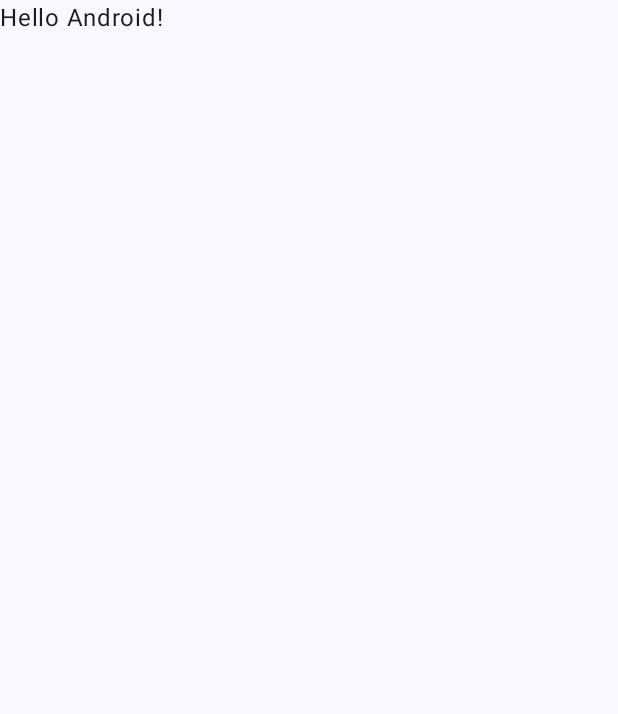
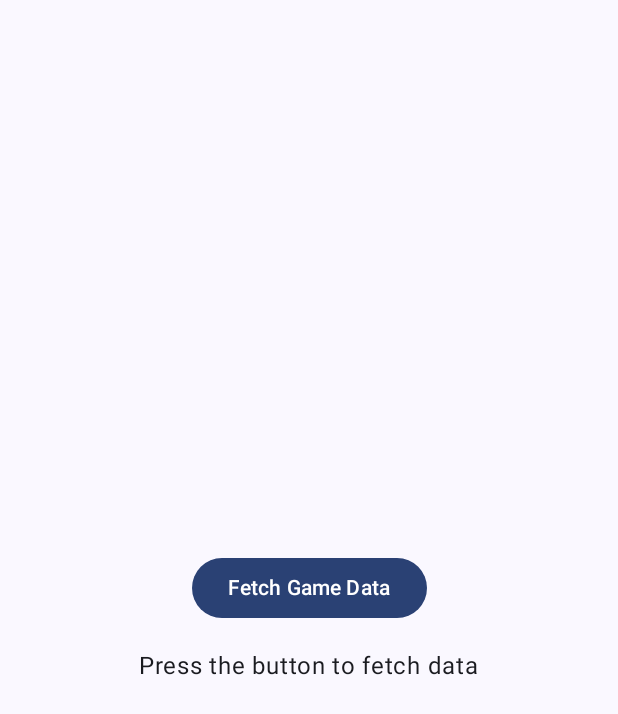
Before and after one commit to Eternal-Return-toy-project/eternal-return-toy, an Android app built with Jetpack Compose: the screen it shows after launch (MainActivity), on a phone screen of 412 x 824 dp. Before the commit the part shown is almost empty. Shown: the top 714 px of the screen. Run offline under Robolectric (Android 15) with nearby library versions, the phone set to English and light mode, and no system bars.

```diff
--- a/app/src/main/AndroidManifest.xml
+++ b/app/src/main/AndroidManifest.xml
@@ -1,6 +1,8 @@
 <?xml version="1.0" encoding="utf-8"?>
 <manifest xmlns:android="http://schemas.android.com/apk/res/android"
     xmlns:tools="http://schemas.android.com/tools">
+
+    <uses-permission android:name="android.permission.INTERNET"/>
 
     <application
         android:allowBackup="true"
--- a/app/src/main/java/com/eternalreturntoy/MainActivity.kt
+++ b/app/src/main/java/com/eternalreturntoy/MainActivity.kt
@@ -3,13 +3,18 @@ package com.eternalreturntoy
 import android.os.Bundle
 import androidx.activity.ComponentActivity
 import androidx.activity.compose.setContent
-import androidx.compose.foundation.layout.fillMaxSize
+import androidx.compose.foundation.layout.*
+import androidx.compose.material3.Button
 import androidx.compose.material3.MaterialTheme
 import androidx.compose.material3.Surface
 import androidx.compose.material3.Text
-import androidx.compose.runtime.Composable
+import androidx.compose.runtime.*
+import androidx.compose.ui.Alignment
 import androidx.compose.ui.Modifier
 import androidx.compose.ui.tooling.preview.Preview
+import androidx.compose.ui.unit.dp
+import androidx.lifecycle.viewmodel.compose.viewModel
+import com.eternalreturntoy.presentation.GameDataViewModel
 import com.eternalreturntoy.ui.theme.EternalReturnToyTheme
 
 class MainActivity : ComponentActivity() {
@@ -17,12 +22,11 @@ class MainActivity : ComponentActivity() {
         super.onCreate(savedInstanceState)
         setContent {
             EternalReturnToyTheme {
-                // A surface container using the 'background' color from the theme
                 Surface(
                     modifier = Modifier.fillMaxSize(),
                     color = MaterialTheme.colorScheme.background
                 ) {
-                    Greeting("Android")
+                    MainScreen()
                 }
             }
         }
@@ -30,17 +34,32 @@ class MainActivity : ComponentActivity() {
 }
 
 @Composable
-fun Greeting(name: String, modifier: Modifier = Modifier) {
-    Text(
-        text = "Hello $name!",
-        modifier = modifier
-    )
+fun MainScreen(viewModel: GameDataViewModel = viewModel()) {
+    var message by remember { mutableStateOf("Press the button to fetch data") }
+
+    Column(
+        modifier = Modifier.fillMaxSize().padding(16.dp),
+        verticalArrangement = Arrangement.Center,
+        horizontalAlignment = Alignment.CenterHorizontally
+    ) {
+        Button(onClick = {
+            viewModel.fetchDataByMetaType("hash")
+            val response = viewModel.gameDataResponse.value
+            message = response?.body()?.toString() ?: viewModel.error.value.toString()
+        }) {
+            Text(text = "Fetch Game Data")
+        }
+
+        Spacer(modifier = Modifier.height(16.dp))
+
+        Text(text = message)
+    }
 }
 
 @Preview(showBackground = true)
 @Composable
-fun GreetingPreview() {
+fun MainScreenPreview() {
     EternalReturnToyTheme {
-        Greeting("Android")
+        MainScreen()
     }
 }
--- /dev/null
+++ b/app/src/main/java/com/eternalreturntoy/data/remote/ApiClient.kt
@@ -0,0 +1,21 @@
+package com.eternalreturntoy.data.remote
+
+import okhttp3.OkHttpClient
+import retrofit2.Retrofit
+import retrofit2.converter.gson.GsonConverterFactory
+
+object ApiClient {
+    private const val BASE_URL = "https://open-api.bser.io"
+
+    private val okHttpClient = OkHttpClient.Builder()
+        .addInterceptor(ApiKeyInterceptor())
+        .build()
+
+    private val retrofit = Retrofit.Builder()
+        .baseUrl(BASE_URL)
+        .client(okHttpClient)
+        .addConverterFactory(GsonConverterFactory.create())
+        .build()
+
+    val api: EternalReturnAPI = retrofit.create(EternalReturnAPI::class.java)
+}
--- /dev/null
+++ b/app/src/main/java/com/eternalreturntoy/data/remote/ApiKeyInterceptor.kt
@@ -0,0 +1,15 @@
+package com.eternalreturntoy.data.remote
+
+import okhttp3.Interceptor
+import okhttp3.Response
+import com.eternalreturntoy.BuildConfig
+
+class ApiKeyInterceptor : Interceptor {
+    override fun intercept(chain: Interceptor.Chain): Response {
+        val original = chain.request()
+        val requestBuilder = original.newBuilder()
+            .header("x-api-key", BuildConfig.ETERNAL_RETURN_API_KEY)
+        val request = requestBuilder.build()
+        return chain.proceed(request)
+    }
+}
--- /dev/null
+++ b/app/src/main/java/com/eternalreturntoy/data/remote/EternalReturnAPI.kt
@@ -0,0 +1,30 @@
+package com.eternalreturntoy.data.remote
+
+import com.eternalreturntoy.data.remote.models.DataResponse
+import com.eternalreturntoy.data.remote.models.GamesResponse
+import com.eternalreturntoy.data.remote.models.TopRankersResponse
+import retrofit2.Response
+import retrofit2.http.GET
+import retrofit2.http.Path
+import retrofit2.http.Query
+
+interface EternalReturnAPI {
+    @GET("/v1/rank/top/{seasonId}/{matchingTeamMode}")
+    suspend fun fetchTopRankers(
+        @Path("seasonId") seasonId: String,
+        @Path("matchingTeamMode") matchingTeamMode: String,
+    ): Response<TopRankersResponse>
+
+
+    @GET("/v1/data/{metaType}")
+    suspend fun fetchDataByMetaType(
+        @Path("metaType") metaType: String,
+    ): Response<DataResponse>
+
+    @GET("/v1/games/{gameId}")
+    suspend fun fetchUserGamesByGameId(
+        @Path("gameId") gameId: String,
+        @Query("next") next: String?
+    ): Response<GamesResponse>
+
+}
--- /dev/null
+++ b/app/src/main/java/com/eternalreturntoy/data/remote/models/ErrorResponse.kt
@@ -0,0 +1,6 @@
+package com.eternalreturntoy.data.remote.models
+
+data class ErrorResponse(
+    val code: Int,
+    val message: String
+)
--- a/gradle.properties
+++ b/gradle.properties
@@ -21,3 +21,4 @@ kotlin.code.style=official
 # resources declared in the library itself and none from the library's dependencies,
 # thereby reducing the size of the R class for that library
 android.nonTransitiveRClass=true
+ETERNAL_RETURN_API_KEY=P1bm59dKjQ2wCojqBqA7e9PXo336J6vVabS4eOQz
```
Also changed, not shown: app/build.gradle.kts (+11 -3 lines), app/src/main/java/com/eternalreturntoy/data/remote/models/DataResponse.kt (added, +7 -0 lines), app/src/main/java/com/eternalreturntoy/data/remote/models/GameResponse.kt (added, +18 -0 lines), app/src/main/java/com/eternalreturntoy/data/remote/models/TopRankersResponse.kt (added, +12 -0 lines), app/src/main/java/com/eternalreturntoy/presentation/GameDataViewModel.kt (added, +35 -0 lines).
